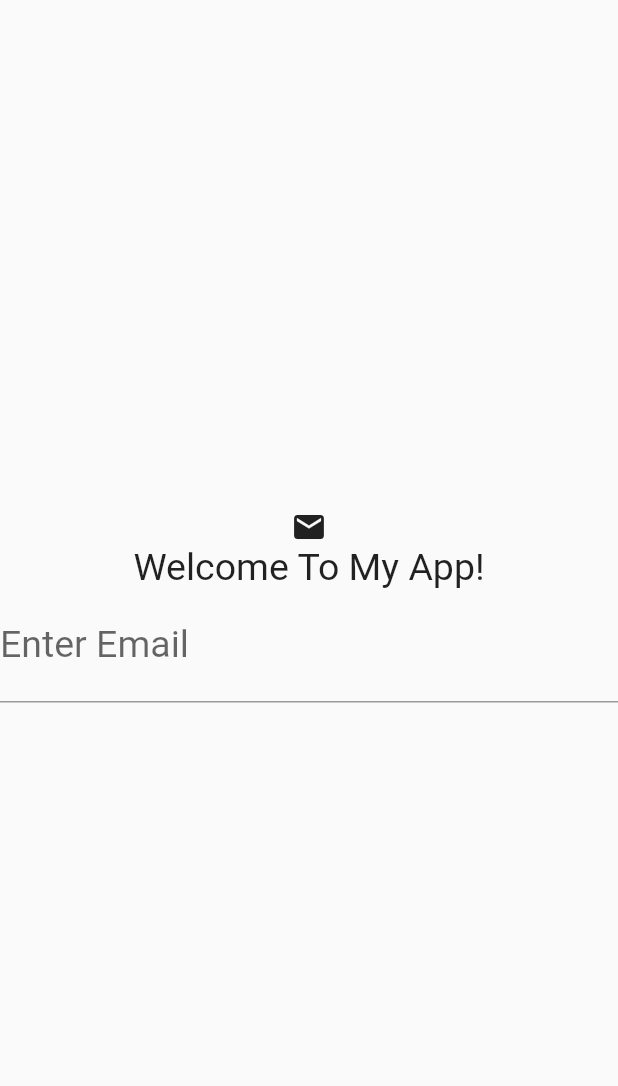
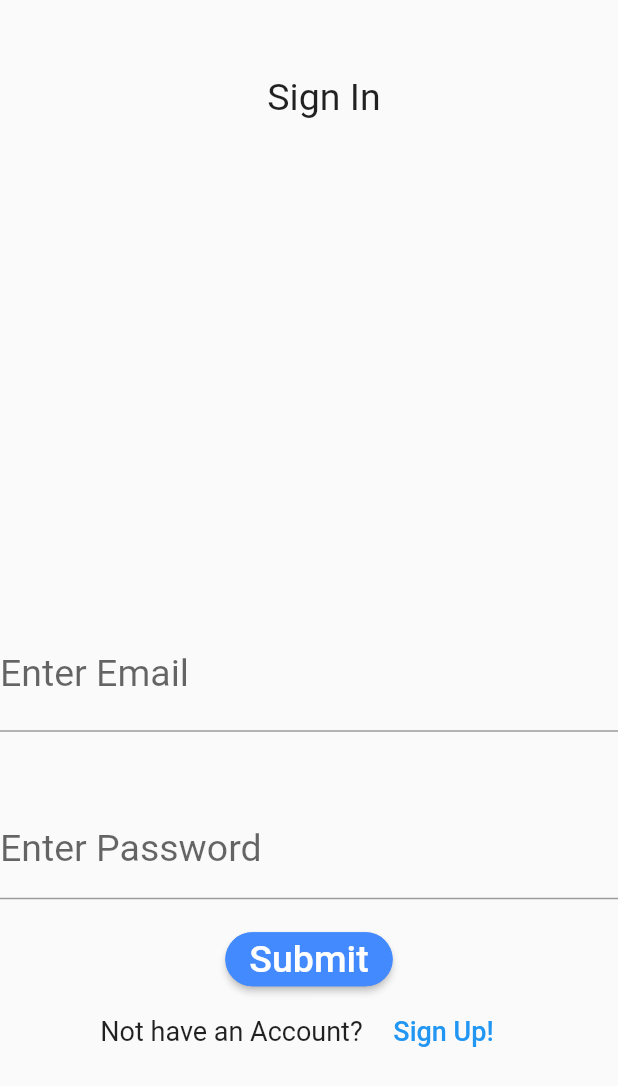
Before and after one commit to KatanMichael/note_flutter_app, a Flutter app: the screen it shows after launch, on a phone screen of 412 x 824 dp. Shown: the top 1086 px of the screen. Run offline on Flutter 3.47's test engine with Material 2 defaults, Android fonts, the phone set to English and light mode, and no system bars; our stand-ins replace email_validator, firebase_auth; accounts and stored records are empty.

Commit message:
firebase service added, login works

```diff
--- a/lib/Screens/LoginScreen.dart
+++ b/lib/Screens/LoginScreen.dart
@@ -1,5 +1,6 @@
 import 'package:flutter/material.dart';
 import 'package:email_validator/email_validator.dart';
+import 'package:note_flutter_app/controllers/MainController.dart';
 
 class LoginScreen extends StatefulWidget {
   @override
@@ -8,30 +9,48 @@ class LoginScreen extends StatefulWidget {
 
 class _LoginScreenState extends State<LoginScreen>
 {
+  MainController controller = MainController();
+
   TextStyle textStyle = TextStyle(fontSize: 25);
   String emailFormat = "";
+  String passwordFormat = "";
+  String email = "";
+  String password = "";
 
   @override
   Widget build(BuildContext context) {
     return Scaffold(
-      body: Center(
+      body: SafeArea(
+        child:
+        Column(
+          children: <Widget>[
+            Expanded(
+              flex: 1,
               child: Column(
-          mainAxisAlignment: MainAxisAlignment.center,
+
                 children: <Widget>[
-            Icon(Icons.email),
-            Text("Welcome To My App!", style: textStyle),
+                  Padding(
+                    padding: const EdgeInsets.fromLTRB(20,50,0,0),
+                    child: Text("Sign In", style: textStyle),
+                  ),
+                ],
+              ),
+            ),
+            Expanded(
+              flex: 1,
+              child: Column(
+                children: <Widget>[
                   TextFormField(
                     decoration: InputDecoration(
                       labelText: "Enter Email",
                       labelStyle: textStyle,
                     ),
                     style: textStyle,
-              onFieldSubmitted: (text)
-              {
-                print(text);
-              },
                     onChanged: (text)
                     {
+                      setState(() {
+                        email = text;
+                      });
                       if(!EmailValidator.validate(text) && text.length > 0)
                       {
                         setState(() {
@@ -46,10 +65,93 @@ class _LoginScreenState extends State<LoginScreen>
                     },
                   ),
                   Text(emailFormat, style: TextStyle(color: Colors.red),), //Email Error Msg
+                  Padding(
+                    padding: const EdgeInsets.fromLTRB(0,30,0,0),
+                    child: TextFormField(
+                      decoration: InputDecoration(
+                        labelText: "Enter Password",
+                        labelStyle:  textStyle,
+                      ),
+                      obscureText: true,
+                      onChanged: (text)
+                      {
+                        setState(() {
+                          password = text;
+                        });
+                        if(text.length < 6 && text.length >= 1)
+                          {
+                            setState(() {
+                              passwordFormat = "Password too short";
+                            });
+                          }else{
+                          setState(() {
+                            passwordFormat = "";
+                          });
+                        }
+                      },
 
+                    ),
+
+                  ),
+                  Text(passwordFormat, style: TextStyle(color: Colors.red),), //Email Error Msg
+                  Expanded(
+                    flex: 1,
+                    child: Column(
+                      children: <Widget>[
+                        RaisedButton(
+                          shape: RoundedRectangleBorder(
+                              borderRadius: BorderRadius.circular(18.0),
+                              side: BorderSide(color: Colors.blueAccent)),
+                          onPressed: () {
+                            loginWithEmailAndPassowrd(email, password);
+                          },
+                          color: Colors.blueAccent,
+                          textColor: Colors.white,
+                          child: Text("Submit",
+                              style: TextStyle(fontSize: 25)),
+                        ),
+                        Row(
+                          mainAxisAlignment: MainAxisAlignment.center,
+                          children: <Widget>[
+                            Text("Not have an Account? ", style: TextStyle(fontSize: 18),),
+                            FlatButton(
+                              child: Text("Sign Up!", style: TextStyle(fontSize: 18, color: Colors.blue),
+                            )
+                                  ,
+                              onPressed: ()
+                              {
+                                print("Click to sign up");
+                              },
+                            ),
+                          ],
+                        )
+                      ],
+                    ),
+                  )
+                ],
+              ),
+            )
           ],
         ),
       ),
     );
   }
+
+  void loginWithEmailAndPassowrd(String email,String password)
+  {
+    if(passwordFormat.isEmpty && emailFormat.isEmpty && password.isNotEmpty && email.isNotEmpty)
+      {
+        controller.loginWithEmailAndPassword(email: email, password: password,
+        onComplete: (userId)
+    {
+      print(userId);
+    },
+          onError: (erorr)
+            {
+              print("Error: ${erorr}");
             }
+        );
+      }
+  }
+
+}
--- /dev/null
+++ b/lib/controllers/MainController.dart
@@ -0,0 +1,32 @@
+
+import 'package:firebase_auth/firebase_auth.dart';
+import 'package:note_flutter_app/services/FirebaseService.dart';
+
+class MainController {
+  static final MainController instance = MainController._internal();
+  FirebaseService firebaseService = FirebaseService();
+
+  factory MainController()
+  {
+    return instance;
+  }
+
+  void loginWithEmailAndPassword({String email, String password, Function onComplete, Function onError}) async
+  {
+    AuthResult result;
+    try
+    {
+      result = await firebaseService.loginWithEmailAndPassowrd(email, password);
+    }
+    catch(e)
+    {
+      onError(e);
+    }
+    if(result != null)
+      {
+        onComplete(result.user.uid);
+      }
+
+  }
+  MainController._internal();
+}
--- /dev/null
+++ b/lib/services/FirebaseService.dart
@@ -0,0 +1,16 @@
+import 'package:firebase_auth/firebase_auth.dart';
+
+class FirebaseService
+{
+  FirebaseAuth auth;
+  FirebaseService()
+  {
+    auth = FirebaseAuth.instance;
+  }
+
+  Future<AuthResult> loginWithEmailAndPassowrd(String email, String passowrd)
+  {
+    return auth.signInWithEmailAndPassword(email: email, password: passowrd);
+  }
+
+}
--- a/pubspec.yaml
+++ b/pubspec.yaml
@@ -24,7 +24,7 @@ dependencies:
   flutter:
     sdk: flutter
   email_validator: ^1.0.5
-
+  firebase_auth: ^0.16.1
 
   # The following adds the Cupertino Icons font to your application.
   # Use with the CupertinoIcons class for iOS style icons.
```
Also changed, not shown: pubspec.lock, 3 other files. Lines whose indentation alone changed are shown as unchanged.
